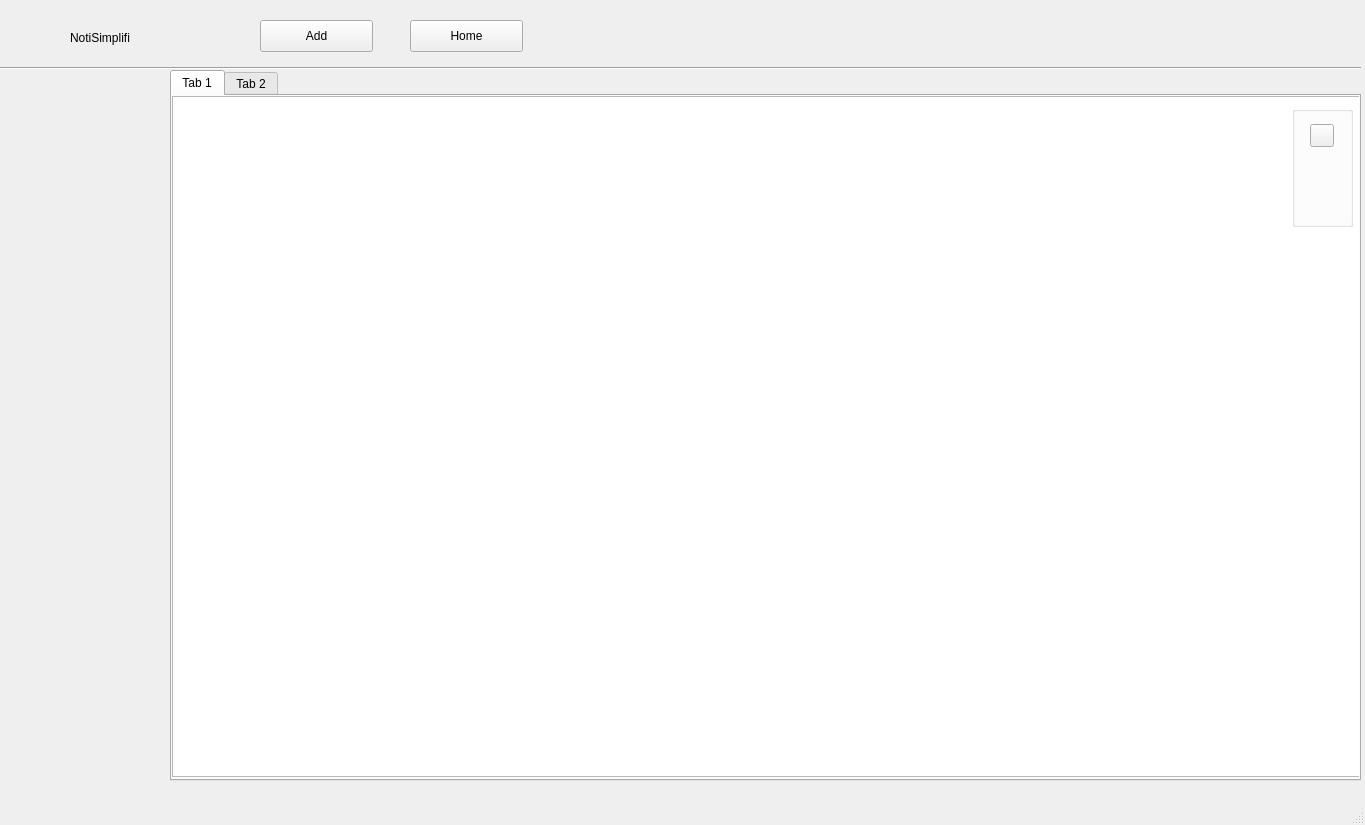
simmonsj330/NotiSimplifi, file mainwindow.ui: the form before one commit.
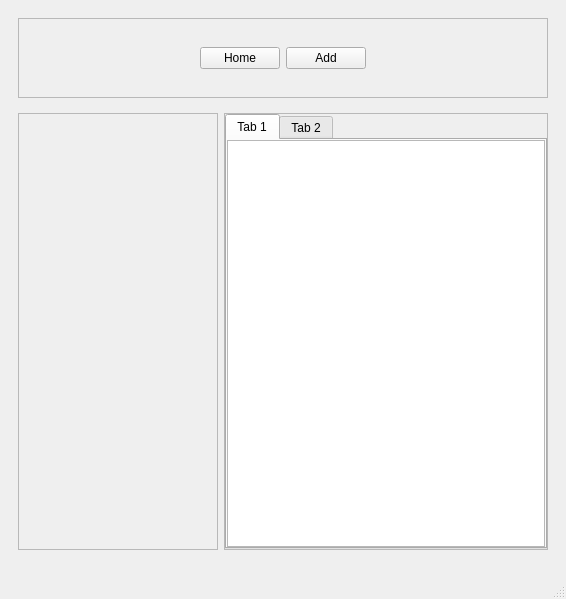
The form after the commit. The open tabs and pages were chosen to show the change. Icons and pictures are not drawn.

Diff of the .ui file:
```diff
--- a/mainwindow.ui
+++ b/mainwindow.ui
@@ -6,301 +6,239 @@
    <rect>
     <x>0</x>
     <y>0</y>
-    <width>1365</width>
-    <height>825</height>
+    <width>566</width>
+    <height>599</height>
    </rect>
   </property>
   <property name="windowTitle">
    <string>MainWindow</string>
   </property>
   <widget class="QWidget" name="centralwidget">
-   <widget class="QPushButton" name="pushButton">
-    <property name="geometry">
-     <rect>
-      <x>260</x>
-      <y>20</y>
-      <width>113</width>
-      <height>32</height>
-     </rect>
-    </property>
-    <property name="text">
-     <string>Add</string>
-    </property>
-   </widget>
-   <widget class="QPushButton" name="pushButton_2">
-    <property name="geometry">
-     <rect>
-      <x>410</x>
-      <y>20</y>
-      <width>113</width>
-      <height>32</height>
-     </rect>
-    </property>
-    <property name="text">
-     <string>Home</string>
-    </property>
-   </widget>
-   <widget class="QLabel" name="label">
-    <property name="geometry">
-     <rect>
-      <x>10</x>
-      <y>10</y>
-      <width>51</width>
-      <height>51</height>
-     </rect>
-    </property>
-    <property name="text">
-     <string/>
-    </property>
-    <property name="pixmap">
-     <pixmap>resources/logo.png</pixmap>
-    </property>
-    <property name="scaledContents">
-     <bool>true</bool>
-    </property>
-   </widget>
-   <widget class="QLabel" name="label_2">
-    <property name="geometry">
-     <rect>
-      <x>70</x>
-      <y>30</y>
-      <width>71</width>
-      <height>16</height>
-     </rect>
-    </property>
-    <property name="text">
-     <string>NotiSimplifi</string>
-    </property>
-    <property name="scaledContents">
-     <bool>true</bool>
-    </property>
-   </widget>
-   <widget class="Line" name="line">
-    <property name="geometry">
-     <rect>
-      <x>0</x>
-      <y>60</y>
-      <width>1361</width>
-      <height>16</height>
-     </rect>
-    </property>
-    <property name="orientation">
-     <enum>Qt::Horizontal</enum>
-    </property>
-   </widget>
-   <widget class="QTabWidget" name="tabWidget">
-    <property name="geometry">
-     <rect>
-      <x>170</x>
-      <y>70</y>
-      <width>1191</width>
-      <height>711</height>
-     </rect>
-    </property>
-    <property name="currentIndex">
-     <number>0</number>
-    </property>
-    <widget class="QWidget" name="tab">
-     <attribute name="title">
-      <string>Tab 1</string>
-     </attribute>
-     <widget class="QPlainTextEdit" name="plainTextEdit">
-      <property name="geometry">
-       <rect>
-        <x>0</x>
-        <y>0</y>
-        <width>1191</width>
-        <height>681</height>
-       </rect>
-      </property>
-      <property name="font">
-       <font>
-        <weight>50</weight>
-        <italic>false</italic>
-        <bold>false</bold>
-        <underline>false</underline>
-        <strikeout>false</strikeout>
-       </font>
-      </property>
-      <property name="autoFillBackground">
-       <bool>false</bool>
-      </property>
-      <property name="sizeAdjustPolicy">
-       <enum>QAbstractScrollArea::AdjustToContents</enum>
-      </property>
-      <property name="readOnly">
-       <bool>false</bool>
-      </property>
-      <property name="overwriteMode">
-       <bool>false</bool>
-      </property>
-     </widget>
-     <widget class="QGroupBox" name="NotesToolbar_2">
-      <property name="geometry">
-       <rect>
-        <x>1120</x>
-        <y>10</y>
-        <width>61</width>
-        <height>121</height>
-       </rect>
-      </property>
-      <property name="layoutDirection">
-       <enum>Qt::LeftToRight</enum>
-      </property>
-      <property name="title">
-       <string/>
-      </property>
-      <layout class="QGridLayout" name="gridLayout_2">
-       <item row="2" column="0">
-        <widget class="QToolButton" name="toolButton_4">
-         <property name="text">
-          <string/>
-         </property>
-         <property name="icon">
-          <iconset resource="resources/icons.qrc">
-           <normaloff>:/underline_icon/underline_icon_16x16.ico</normaloff>
-           <normalon>:/bold_icon/bold_icon_16x16.ico</normalon>:/underline_icon/underline_icon_16x16.ico</iconset>
-         </property>
-         <property name="toolButtonStyle">
-          <enum>Qt::ToolButtonIconOnly</enum>
-         </property>
-         <property name="autoRaise">
-          <bool>true</bool>
-         </property>
-        </widget>
+   <property name="autoFillBackground">
+    <bool>false</bool>
+   </property>
+   <layout class="QHBoxLayout" name="horizontalLayout">
+    <item>
+     <widget class="QWidget" name="Box" native="true">
+      <layout class="QHBoxLayout" name="horizontalLayout_2">
+       <item>
+        <layout class="QVBoxLayout" name="Menu_Notes_Tags">
+         <item>
+          <widget class="QFrame" name="Menu">
+           <property name="maximumSize">
+            <size>
+             <width>16777215</width>
+             <height>80</height>
+            </size>
+           </property>
+           <property name="frameShape">
+            <enum>QFrame::StyledPanel</enum>
+           </property>
+           <property name="frameShadow">
+            <enum>QFrame::Raised</enum>
+           </property>
+           <layout class="QHBoxLayout" name="horizontalLayout_4">
+            <property name="leftMargin">
+             <number>0</number>
+            </property>
+            <property name="topMargin">
+             <number>0</number>
+            </property>
+            <property name="rightMargin">
+             <number>0</number>
+            </property>
+            <property name="bottomMargin">
+             <number>0</number>
+            </property>
+            <item>
+             <widget class="QWidget" name="widget" native="true">
+              <widget class="QLabel" name="label">
+               <property name="geometry">
+                <rect>
+                 <x>0</x>
+                 <y>0</y>
+                 <width>71</width>
+                 <height>71</height>
+                </rect>
+               </property>
+               <property name="text">
+                <string/>
+               </property>
+               <property name="pixmap">
+                <pixmap>team-ironman/logo.png</pixmap>
+               </property>
+               <property name="scaledContents">
+                <bool>true</bool>
+               </property>
+              </widget>
+             </widget>
+            </item>
+            <item>
+             <widget class="QWidget" name="widget_2" native="true">
+              <layout class="QHBoxLayout" name="horizontalLayout_5">
+               <item>
+                <widget class="QPushButton" name="pushButton_2">
+                 <property name="maximumSize">
+                  <size>
+                   <width>80</width>
+                   <height>16777215</height>
+                  </size>
+                 </property>
+                 <property name="text">
+                  <string>Home</string>
+                 </property>
+                </widget>
+               </item>
+               <item>
+                <widget class="QPushButton" name="pushButton">
+                 <property name="maximumSize">
+                  <size>
+                   <width>80</width>
+                   <height>16777215</height>
+                  </size>
+                 </property>
+                 <property name="text">
+                  <string>Add</string>
+                 </property>
+                </widget>
+               </item>
+              </layout>
+             </widget>
+            </item>
+            <item>
+             <widget class="QWidget" name="widget_3" native="true"/>
+            </item>
+           </layout>
+          </widget>
+         </item>
+         <item>
+          <widget class="QWidget" name="Notes_Tags" native="true">
+           <layout class="QHBoxLayout" name="horizontalLayout_3">
+            <property name="leftMargin">
+             <number>0</number>
+            </property>
+            <property name="rightMargin">
+             <number>0</number>
+            </property>
+            <item>
+             <widget class="QFrame" name="Tags">
+              <property name="maximumSize">
+               <size>
+                <width>200</width>
+                <height>16777215</height>
+               </size>
+              </property>
+              <property name="frameShape">
+               <enum>QFrame::StyledPanel</enum>
+              </property>
+              <property name="frameShadow">
+               <enum>QFrame::Raised</enum>
+              </property>
+             </widget>
+            </item>
+            <item>
+             <widget class="QFrame" name="Notes">
+              <property name="frameShape">
+               <enum>QFrame::StyledPanel</enum>
+              </property>
+              <property name="frameShadow">
+               <enum>QFrame::Raised</enum>
+              </property>
+              <layout class="QHBoxLayout" name="horizontalLayout_6">
+               <property name="leftMargin">
+                <number>0</number>
+               </property>
+               <property name="topMargin">
+                <number>0</number>
+               </property>
+               <property name="rightMargin">
+                <number>0</number>
+               </property>
+               <property name="bottomMargin">
+                <number>0</number>
+               </property>
+               <item>
+                <widget class="QTabWidget" name="tabWidget">
+                 <property name="sizePolicy">
+                  <sizepolicy hsizetype="Preferred" vsizetype="Preferred">
+                   <horstretch>0</horstretch>
+                   <verstretch>0</verstretch>
+                  </sizepolicy>
+                 </property>
+                 <property name="currentIndex">
+                  <number>1</number>
+                 </property>
+                 <widget class="QWidget" name="tab">
+                  <property name="sizePolicy">
+                   <sizepolicy hsizetype="Preferred" vsizetype="Preferred">
+                    <horstretch>0</horstretch>
+                    <verstretch>0</verstretch>
+                   </sizepolicy>
+                  </property>
+                  <attribute name="title">
+                   <string>Tab 1</string>
+                  </attribute>
+                  <layout class="QHBoxLayout" name="horizontalLayout_7">
+                   <property name="leftMargin">
+                    <number>0</number>
+                   </property>
+                   <property name="topMargin">
+                    <number>0</number>
+                   </property>
+                   <property name="rightMargin">
+                    <number>0</number>
+                   </property>
+                   <property name="bottomMargin">
+                    <number>0</number>
+                   </property>
+                   <item>
+                    <widget class="QPlainTextEdit" name="plainTextEdit">
+                     <property name="sizePolicy">
+                      <sizepolicy hsizetype="Preferred" vsizetype="Preferred">
+                       <horstretch>0</horstretch>
+                       <verstretch>0</verstretch>
+                      </sizepolicy>
+                     </property>
+                    </widget>
+                   </item>
+                  </layout>
+                 </widget>
+                 <widget class="QWidget" name="tab_2">
+                  <attribute name="title">
+                   <string>Tab 2</string>
+                  </attribute>
+                  <layout class="QHBoxLayout" name="horizontalLayout_8">
+                   <property name="leftMargin">
+                    <number>0</number>
+                   </property>
+                   <property name="topMargin">
+                    <number>0</number>
+                   </property>
+                   <property name="rightMargin">
+                    <number>0</number>
+                   </property>
+                   <property name="bottomMargin">
+                    <number>0</number>
+                   </property>
+                   <item>
+                    <widget class="QPlainTextEdit" name="plainTextEdit_2"/>
+                   </item>
+                  </layout>
+                 </widget>
+                </widget>
+               </item>
+              </layout>
+             </widget>
+            </item>
+           </layout>
+          </widget>
+         </item>
+        </layout>
        </item>
-       <item row="0" column="0">
-        <widget class="QToolButton" name="toolButton_5">
-         <property name="text">
-          <string/>
-         </property>
-         <property name="icon">
-          <iconset resource="resources/icons.qrc">
-           <normaloff>:/italic_icon/italics_icon_16x16.ico</normaloff>:/italic_icon/italics_icon_16x16.ico</iconset>
-         </property>
-        </widget>
-       </item>
-       <item row="1" column="0">
-        <widget class="QToolButton" name="toolButton_6">
-         <property name="text">
-          <string/>
-         </property>
-         <property name="icon">
-          <iconset resource="resources/icons.qrc">
-           <normaloff>:/bold_icon/bold_icon_16x16.ico</normaloff>:/bold_icon/bold_icon_16x16.ico</iconset>
-         </property>
-         <property name="autoRaise">
-          <bool>true</bool>
-         </property>
-        </widget>
-       </item>
       </layout>
      </widget>
-    </widget>
-    <widget class="QWidget" name="tab_2">
-     <attribute name="title">
-      <string>Tab 2</string>
-     </attribute>
-     <widget class="QPlainTextEdit" name="plainTextEdit_2">
-      <property name="geometry">
-       <rect>
-        <x>0</x>
-        <y>0</y>
-        <width>1191</width>
-        <height>681</height>
-       </rect>
-      </property>
-      <property name="font">
-       <font>
-        <weight>50</weight>
-        <italic>false</italic>
-        <bold>false</bold>
-        <underline>false</underline>
-        <strikeout>false</strikeout>
-       </font>
-      </property>
-      <property name="autoFillBackground">
-       <bool>false</bool>
-      </property>
-      <property name="sizeAdjustPolicy">
-       <enum>QAbstractScrollArea::AdjustToContents</enum>
-      </property>
-      <property name="readOnly">
-       <bool>false</bool>
-      </property>
-      <property name="overwriteMode">
-       <bool>false</bool>
-      </property>
-     </widget>
-     <widget class="QGroupBox" name="NotesToolbar">
-      <property name="geometry">
-       <rect>
-        <x>1120</x>
-        <y>10</y>
-        <width>61</width>
-        <height>121</height>
-       </rect>
-      </property>
-      <property name="layoutDirection">
-       <enum>Qt::LeftToRight</enum>
-      </property>
-      <property name="title">
-       <string/>
-      </property>
-      <layout class="QGridLayout" name="gridLayout">
-       <item row="2" column="0">
-        <widget class="QToolButton" name="toolButton_3">
-         <property name="text">
-          <string/>
-         </property>
-         <property name="icon">
-          <iconset resource="resources/icons.qrc">
-           <normaloff>:/underline_icon/underline_icon_16x16.ico</normaloff>
-           <normalon>:/bold_icon/bold_icon_16x16.ico</normalon>:/underline_icon/underline_icon_16x16.ico</iconset>
-         </property>
-         <property name="toolButtonStyle">
-          <enum>Qt::ToolButtonIconOnly</enum>
-         </property>
-         <property name="autoRaise">
-          <bool>true</bool>
-         </property>
-        </widget>
-       </item>
-       <item row="0" column="0">
-        <widget class="QToolButton" name="toolButton">
-         <property name="text">
-          <string/>
-         </property>
-         <property name="icon">
-          <iconset resource="resources/icons.qrc">
-           <normaloff>:/italic_icon/italics_icon_16x16.ico</normaloff>:/italic_icon/italics_icon_16x16.ico</iconset>
-         </property>
-        </widget>
-       </item>
-       <item row="1" column="0">
-        <widget class="QToolButton" name="toolButton_2">
-         <property name="text">
-          <string/>
-         </property>
-         <property name="icon">
-          <iconset resource="resources/icons.qrc">
-           <normaloff>:/bold_icon/bold_icon_16x16.ico</normaloff>:/bold_icon/bold_icon_16x16.ico</iconset>
-         </property>
-         <property name="autoRaise">
-          <bool>true</bool>
-         </property>
-        </widget>
-       </item>
-      </layout>
-     </widget>
-    </widget>
-   </widget>
-   <zorder>tabWidget</zorder>
-   <zorder>pushButton</zorder>
-   <zorder>pushButton_2</zorder>
-   <zorder>label</zorder>
-   <zorder>label_2</zorder>
-   <zorder>line</zorder>
+    </item>
+   </layout>
   </widget>
   <widget class="QMenuBar" name="menubar">
    <property name="geometry">
```
Left out of the diff: 6 changed lines with no effect on the pictures.
